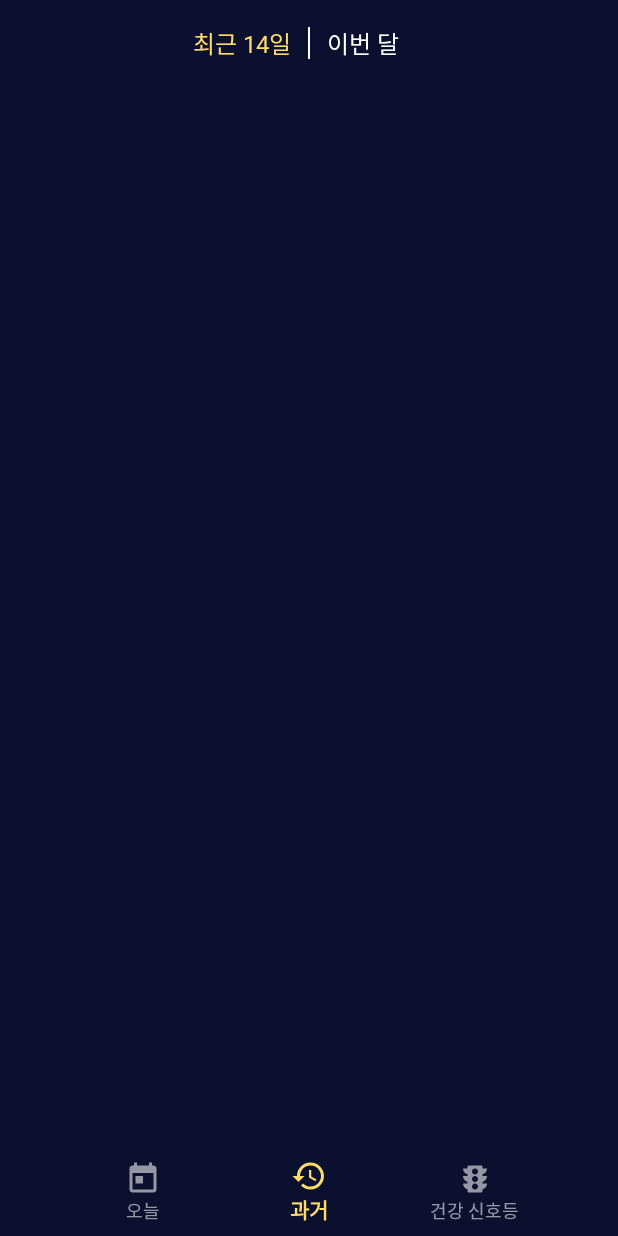
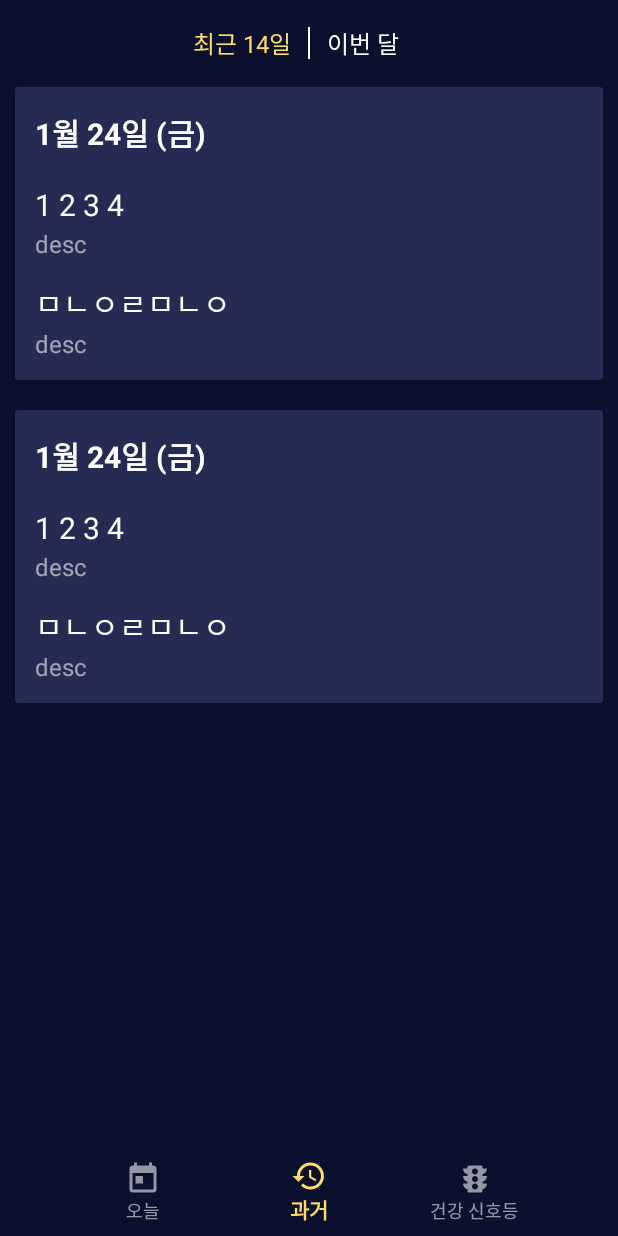
Before and after one commit to herojeff02/Sulchedule_Android, an Android app: the fragment TrafficFragment placed in its activity, item 2 of the bottom bar chosen, on a phone screen of 412 x 824 dp. Run offline under Robolectric (Android 15) with nearby library versions, the phone set to English and light mode, and no system bars.

Commit message:
UI mockup finished

```diff
--- a/app/src/main/java/com/herojeff/sulchedule/MainActivity.java
+++ b/app/src/main/java/com/herojeff/sulchedule/MainActivity.java
@@ -27,6 +27,7 @@ public class MainActivity extends AppCompatActivity {
 
         todayFragment = new TodayFragment();
         pastFragment = new PastFragment();
+        ((PastFragment) pastFragment).setPastFragment((PastFragment) pastFragment);
         trafficFragment = new TrafficFragment();
 
         FragmentTransaction transaction = getSupportFragmentManager().beginTransaction();
--- a/app/src/main/java/com/herojeff/sulchedule/PastFragment.java
+++ b/app/src/main/java/com/herojeff/sulchedule/PastFragment.java
@@ -2,19 +2,45 @@ package com.herojeff.sulchedule;
 
 import android.os.Bundle;
 import android.support.v4.app.Fragment;
+import android.support.v7.widget.LinearLayoutManager;
+import android.support.v7.widget.RecyclerView;
 import android.view.LayoutInflater;
 import android.view.View;
 import android.view.ViewGroup;
+import android.widget.FrameLayout;
 import android.widget.TextView;
 
+import org.w3c.dom.Text;
 
-public class PastFragment extends Fragment implements View.OnClickListener {
+
+public class PastFragment extends Fragment {
+
+    PastFragment pastFragment;
 
     TextView button_left;
     TextView button_right;
+    boolean big;
+
+    RecyclerView recyclerView;
+    RecyclerView.LayoutManager layoutManager;
+    RecyclerView.Adapter adapter;
 
     public PastFragment() {
         // Required empty public constructor
+    }
+
+    public void setPastFragment(PastFragment pastFragment) {
+        this.pastFragment = pastFragment;
+    }
+
+    public void setBig(boolean big) {
+        this.big = big;
+
+        layoutManager = new LinearLayoutManager(getActivity());
+        adapter = new PastItemRecyclerViewAdapter(big, button_left, button_right);
+        ((PastItemRecyclerViewAdapter) adapter).adapter = adapter;
+        ((PastItemRecyclerViewAdapter) adapter).parentFragment = pastFragment;
+        recyclerView.setAdapter(adapter);
     }
 
     public static PastFragment newInstance(String param1, String param2) {
@@ -37,24 +63,18 @@ public class PastFragment extends Fragment implements View.OnClickListener {
         button_left = view.findViewById(R.id.button_left);
         button_right = view.findViewById(R.id.button_right);
 
-        button_left.setOnClickListener(this);
-        button_right.setOnClickListener(this);
-        // Inflate the layout for this fragment
+        recyclerView = view.findViewById(R.id.recyclerview_past);
+        recyclerView.setHasFixedSize(true);
+        recyclerView.setFocusable(false);
+
+        layoutManager = new LinearLayoutManager(getActivity());
+        recyclerView.setLayoutManager(layoutManager);
+        adapter = new PastItemRecyclerViewAdapter(big, button_left, button_right);
+        ((PastItemRecyclerViewAdapter) adapter).adapter = adapter;
+        ((PastItemRecyclerViewAdapter) adapter).parentFragment = pastFragment;
+
+        recyclerView.setAdapter(adapter);
+
         return view;
     }
-
-    @Override
-    public void onClick(View v) {
-        switch (v.getId()) {
-            case R.id.button_left:
-                button_right.setTextColor(SharedResources.color_white);
-                button_left.setTextColor(SharedResources.color_accent);
-                break;
-            case R.id.button_right:
-                button_right.setTextColor(SharedResources.color_accent);
-                button_left.setTextColor(SharedResources.color_white);
-                break;
-        }
-
-    }
 }
--- /dev/null
+++ b/app/src/main/java/com/herojeff/sulchedule/PastItemRecyclerViewAdapter.java
@@ -0,0 +1,142 @@
+package com.herojeff.sulchedule;
+
+import android.support.annotation.NonNull;
+import android.support.v4.app.Fragment;
+import android.support.v7.widget.RecyclerView;
+import android.view.LayoutInflater;
+import android.view.View;
+import android.view.ViewGroup;
+import android.widget.LinearLayout;
+import android.widget.ListView;
+import android.widget.TextView;
+
+public class PastItemRecyclerViewAdapter extends RecyclerView.Adapter<PastItemRecyclerViewAdapter.PastItemRecyclerViewHolder> {
+
+    public RecyclerView.Adapter adapter;
+    public PastFragment parentFragment;
+    boolean headerFlag = false;
+    boolean headerFlag_Big;
+
+    TextView button_left_interceptor;
+    TextView button_right_interceptor;
+    TextView left;
+    TextView right;
+
+    View view;
+
+    public PastItemRecyclerViewAdapter(boolean big, TextView left, TextView right){
+        this.headerFlag_Big = big;
+        this.left = left;
+        this.right = right;
+    }
+
+    public void clickHeader(boolean isLeft){
+        if(isLeft){
+            headerFlag_Big = false;
+            right.setTextColor(SharedResources.color_white);
+            left.setTextColor(SharedResources.color_accent);
+            parentFragment.setBig(false);
+        }
+        else{
+            headerFlag_Big = true;
+            right.setTextColor(SharedResources.color_accent);
+            left.setTextColor(SharedResources.color_white);
+            parentFragment.setBig(true);
+        }
+    }
+
+    @NonNull
+    @Override
+    public PastItemRecyclerViewHolder onCreateViewHolder(@NonNull ViewGroup viewGroup, int i) {
+        //determines which item to load
+        if(i==0){
+            headerFlag = true;
+            if(!headerFlag_Big) {
+                view = LayoutInflater.from(viewGroup.getContext()).inflate(R.layout.recyclerview_past_header_small, viewGroup, false);
+            }
+            else{
+                view = LayoutInflater.from(viewGroup.getContext()).inflate(R.layout.recyclerview_past_header_big, viewGroup, false);
+
+                //set listview content
+                ListView adapter_past_inner_listview_for_header = view.findViewById(R.id.recyclerview_past_inner_item_container_header);
+                PastItemRecyclerViewInnerListViewAdapter adapter_past_inner_listview_adapter = new PastItemRecyclerViewInnerListViewAdapter(true);
+                adapter_past_inner_listview_for_header.setAdapter(adapter_past_inner_listview_adapter);
+                adapter_past_inner_listview_for_header.setDividerHeight(0);
+                //set listview height not to clip content
+                ListViewResizeUtility.setListViewHeightBasedOnItems(adapter_past_inner_listview_for_header);
+            }
+
+            //onclicklistener for header
+            button_left_interceptor = view.findViewById(R.id.button_left_touch_interceptor);
+            button_right_interceptor = view.findViewById(R.id.button_right_touch_interceptor);
+            button_left_interceptor.setOnClickListener(new View.OnClickListener() {
+                @Override
+                public void onClick(View v) {
+                    clickHeader(true);
+                }
+            });
+            button_right_interceptor.setOnClickListener(new View.OnClickListener() {
+                @Override
+                public void onClick(View v) {
+                    clickHeader(false);
+                }
+            });
+        }
+        else{
+            headerFlag = false;
+            view = LayoutInflater.from(viewGroup.getContext()).inflate(R.layout.recyclerview_past_item, viewGroup, false);
+
+            //set listview content
+            ListView adapter_past_inner_listview = view.findViewById(R.id.recyclerview_past_inner_item_container);
+            PastItemRecyclerViewInnerListViewAdapter adapter_past_inner_listview_adapter = new PastItemRecyclerViewInnerListViewAdapter(false);
+            adapter_past_inner_listview.setAdapter(adapter_past_inner_listview_adapter);
+            adapter_past_inner_listview.setDividerHeight(0);
+            //set listview height not to clip content
+            ListViewResizeUtility.setListViewHeightBasedOnItems(adapter_past_inner_listview);
+        }
+
+
+        PastItemRecyclerViewHolder viewHolder = new PastItemRecyclerViewHolder(view);
+        return viewHolder;
+    }
+
+    @Override
+    public void onBindViewHolder(@NonNull PastItemRecyclerViewHolder pastItemRecyclerViewHolder, int i) {
+        if(pastItemRecyclerViewHolder.isHeader){
+            headerBindInit(pastItemRecyclerViewHolder);
+        }
+        else {
+            bodyBindInit(pastItemRecyclerViewHolder, i);
+        }
+//        Movie movie = moviesList.get(position);
+//        holder.title.setText(movie.getTitle());
+//        holder.genre.setText(movie.getGenre());
+//        holder.year.setText(movie.getYear());
+    }
+
+    //헤더 바인드
+    private void headerBindInit(final PastItemRecyclerViewHolder holder) {
+    }
+
+    //헤더가 아닌경우 게시물들을 바인드
+    private void bodyBindInit(final PastItemRecyclerViewHolder holder, final int position) {
+    }
+
+    @Override
+    public int getItemViewType(int position) {
+        return position;
+    }
+
+    @Override
+    public int getItemCount() {
+        return 3;
+//        return 데이터의 갯수+1;
+    }
+
+    public class PastItemRecyclerViewHolder extends RecyclerView.ViewHolder{
+        boolean isHeader = headerFlag;
+        public PastItemRecyclerViewHolder(@NonNull View itemView) {
+            super(itemView);
+        }
+    }
+}
--- /dev/null
+++ b/app/src/main/java/com/herojeff/sulchedule/PastItemRecyclerViewInnerListViewAdapter.java
@@ -0,0 +1,58 @@
+package com.herojeff.sulchedule;
+
+import android.content.Context;
+import android.view.LayoutInflater;
+import android.view.View;
+import android.view.ViewGroup;
+import android.widget.BaseAdapter;
+import android.widget.ImageView;
+import android.widget.TextView;
+
+import org.w3c.dom.Text;
+
+public class PastItemRecyclerViewInnerListViewAdapter extends BaseAdapter {
+
+    //    private ArrayList<ListViewItem> listViewItemList = new ArrayList<ListViewItem>() ;
+    String[] arr = {"1 2 3 4", "ㅁㄴㅇㄹㅁㄴㅇ"};
+
+    TextView title;
+    TextView description;
+
+    public PastItemRecyclerViewInnerListViewAdapter(boolean shouldLoadAsHeader) {
+        if(shouldLoadAsHeader){
+
+        }
+    }
+
+    @Override
+    public int getCount() {
+        return arr.length;
+    }
+
+    @Override
+    public Object getItem(int position) {
+        return position;
+    }
+
+    @Override
+    public long getItemId(int position) {
+        return position;
+    }
+
+    @Override
+    public View getView(int position, View convertView, ViewGroup parent) {
+        final int pos = position;
+        final Context context = parent.getContext();
+        if (convertView == null) {
+            LayoutInflater inflater = (LayoutInflater) context.getSystemService(Context.LAYOUT_INFLATER_SERVICE);
+            convertView = inflater.inflate(R.layout.recyclerview_past_item_inner_item, parent, false);
+        }
+        title = convertView.findViewById(R.id.text_title);
+        description = convertView.findViewById(R.id.text_desc);
+
+        title.setText(String.valueOf(arr[pos]));
+        description.setText("desc");
+        return convertView;
+    }
+
+}
--- a/app/src/main/java/com/herojeff/sulchedule/TrafficFragment.java
+++ b/app/src/main/java/com/herojeff/sulchedule/TrafficFragment.java
@@ -3,49 +3,26 @@ package com.herojeff.sulchedule;
 import android.net.Uri;
 import android.os.Bundle;
 import android.support.v4.app.Fragment;
+import android.support.v7.widget.LinearLayoutManager;
+import android.support.v7.widget.RecyclerView;
 import android.view.LayoutInflater;
 import android.view.View;
 import android.view.ViewGroup;
 
 
-/**
- * A simple {@link Fragment} subclass.
- * Activities that contain this fragment must implement the
- * {@link TrafficFragment.OnFragmentInteractionListener} interface
- * to handle interaction events.
- * Use the {@link TrafficFragment#newInstance} factory method to
- * create an instance of this fragment.
- */
 public class TrafficFragment extends Fragment {
-    // TODO: Rename parameter arguments, choose names that match
-    // the fragment initialization parameters, e.g. ARG_ITEM_NUMBER
-    private static final String ARG_PARAM1 = "param1";
-    private static final String ARG_PARAM2 = "param2";
 
-    // TODO: Rename and change types of parameters
-    private String mParam1;
-    private String mParam2;
-
-    private OnFragmentInteractionListener mListener;
+    RecyclerView recyclerView;
+    RecyclerView.Adapter adapter;
+    RecyclerView.LayoutManager layoutManager;
 
     public TrafficFragment() {
         // Required empty public constructor
     }
 
-    /**
-     * Use this factory method to create a new instance of
-     * this fragment using the provided parameters.
-     *
-     * @param param1 Parameter 1.
-     * @param param2 Parameter 2.
-     * @return A new instance of fragment TrafficFragment.
-     */
-    // TODO: Rename and change types and number of parameters
     public static TrafficFragment newInstance(String param1, String param2) {
         TrafficFragment fragment = new TrafficFragment();
         Bundle args = new Bundle();
-        args.putString(ARG_PARAM1, param1);
-        args.putString(ARG_PARAM2, param2);
         fragment.setArguments(args);
         return fragment;
     }
@@ -53,38 +30,22 @@ public class TrafficFragment extends Fragment {
     @Override
     public void onCreate(Bundle savedInstanceState) {
         super.onCreate(savedInstanceState);
-        if (getArguments() != null) {
-            mParam1 = getArguments().getString(ARG_PARAM1);
-            mParam2 = getArguments().getString(ARG_PARAM2);
-        }
     }
 
     @Override
     public View onCreateView(LayoutInflater inflater, ViewGroup container,
                              Bundle savedInstanceState) {
-        // Inflate the layout for this fragment
-        return inflater.inflate(R.layout.fragment_traffic, container, false);
+        View view = inflater.inflate(R.layout.fragment_traffic, null);
+
+        recyclerView = (RecyclerView) view.findViewById(R.id.recyclerview_goal);
+        recyclerView.setHasFixedSize(true);
+
+        layoutManager = new LinearLayoutManager(getActivity());
+        recyclerView.setLayoutManager(layoutManager);
+        adapter = new TrafficGoalRecyclerViewAdapter();
+        recyclerView.setAdapter(adapter);
+
+        return view;
     }
 
-    // TODO: Rename method, update argument and hook method into UI event
-    public void onButtonPressed(Uri uri) {
-        if (mListener != null) {
-            mListener.onFragmentInteraction(uri);
-        }
-    }
-
-    /**
-     * This interface must be implemented by activities that contain this
-     * fragment to allow an interaction in this fragment to be communicated
-     * to the activity and potentially other fragments contained in that
-     * activity.
-     * <p>
-     * See the Android Training lesson <a href=
-     * "http://developer.android.com/training/basics/fragments/communicating.html"
-     * >Communicating with Other Fragments</a> for more information.
-     */
-    public interface OnFragmentInteractionListener {
-        // TODO: Update argument type and name
-        void onFragmentInteraction(Uri uri);
-    }
 }
--- /dev/null
+++ b/app/src/main/java/com/herojeff/sulchedule/TrafficGoalRecyclerViewAdapter.java
@@ -0,0 +1,36 @@
+package com.herojeff.sulchedule;
+
+import android.support.annotation.NonNull;
+import android.support.v7.widget.RecyclerView;
+import android.view.LayoutInflater;
+import android.view.View;
+import android.view.ViewGroup;
+import android.widget.LinearLayout;
+
+public class TrafficGoalRecyclerViewAdapter extends RecyclerView.Adapter<TrafficGoalRecyclerViewAdapter.TrafficGoalRecyclerViewHolder> {
+    @NonNull
+    @Override
+    public TrafficGoalRecyclerViewHolder onCreateViewHolder(@NonNull ViewGroup viewGroup, int i) {
+        View linearLayout = LayoutInflater.from(viewGroup.getContext()).inflate(R.layout.recyclerview_goal_item, viewGroup, false);
+        return new TrafficGoalRecyclerViewHolder(linearLayout);
+    }
+
+    @Override
+    public void onBindViewHolder(@NonNull TrafficGoalRecyclerViewHolder trafficGoalRecyclerViewHolder, int i) {
+//        Movie movie = moviesList.get(position);
+//        holder.title.setText(movie.getTitle());
+//        holder.genre.setText(movie.getGenre());
+//        holder.year.setText(movie.getYear());
+    }
+
+    @Override
+    public int getItemCount() {
+        return 4;
+    }
+
+    public class TrafficGoalRecyclerViewHolder extends RecyclerView.ViewHolder{
+        public TrafficGoalRecyclerViewHolder(@NonNull View itemView) {
+            super(itemView);
+        }
+    }
+}
--- a/app/src/main/res/layout/fragment_past.xml
+++ b/app/src/main/res/layout/fragment_past.xml
@@ -45,8 +45,9 @@
             android:textColor="@color/textWhite"
             android:textSize="@dimen/h5" />
     </RelativeLayout>
-    <!--<android.support.v7.widget.RecyclerView-->
-    <!--android:layout_width="match_parent"-->
-    <!--android:layout_height="match_parent">-->
-    <!--</android.support.v7.widget.RecyclerView>-->
+    <android.support.v7.widget.RecyclerView
+        android:id="@+id/recyclerview_past"
+        android:layout_width="match_parent"
+        android:layout_height="match_parent">
+    </android.support.v7.widget.RecyclerView>
 </FrameLayout>
--- a/app/src/main/res/layout/recyclerview_past_item.xml
+++ b/app/src/main/res/layout/recyclerview_past_item.xml
@@ -1,8 +1,15 @@
 <?xml version="1.0" encoding="utf-8"?>
+<RelativeLayout android:layout_width="wrap_content" android:layout_height="wrap_content"
+    xmlns:android="http://schemas.android.com/apk/res/android"
+    android:background="@color/colorPrimaryDark"
+    android:backgroundTint="@color/colorPrimaryDark">
     <android.support.v7.widget.CardView xmlns:android="http://schemas.android.com/apk/res/android"
         android:layout_width="match_parent"
-    android:layout_height="match_parent"
-    android:backgroundTint="@color/colorPrimary">
+        android:layout_height="wrap_content"
+        android:backgroundTint="@color/colorPrimary"
+        android:layout_marginLeft="10dp"
+        android:layout_marginRight="10dp"
+        android:layout_marginBottom="20dp">
 
         <RelativeLayout
             android:layout_width="match_parent"
@@ -10,6 +17,7 @@
 
             <TextView
                 android:id="@+id/text_date"
+                android:singleLine="true"
                 android:layout_width="wrap_content"
                 android:layout_height="wrap_content"
                 android:paddingLeft="13dp"
@@ -29,3 +37,4 @@
                 android:layout_marginRight="13dp" />
         </RelativeLayout>
     </android.support.v7.widget.CardView>
+</RelativeLayout>
--- a/app/src/main/res/layout/recyclerview_past_item_inner_item.xml
+++ b/app/src/main/res/layout/recyclerview_past_item_inner_item.xml
@@ -6,17 +6,21 @@
     android:paddingBottom="13dp">
 
     <TextView
+        android:id="@+id/text_title"
         android:layout_width="wrap_content"
         android:layout_height="wrap_content"
         android:paddingBottom="1dp"
         android:text="20000원"
+        android:singleLine="true"
         android:textColor="@color/textWhite"
         android:textSize="@dimen/h4" />
 
     <TextView
+        android:id="@+id/text_desc"
         android:layout_width="wrap_content"
         android:layout_height="wrap_content"
         android:text="총 지출액"
+        android:singleLine="true"
         android:textColor="@color/textTransparent"
         android:textSize="@dimen/h5" />
 </LinearLayout>
```
Also changed, not shown: app/src/main/res/layout/recyclerview_past_header_big.xml (+17 -6 lines), 1 other file. Lines whose indentation alone changed are shown as unchanged.
